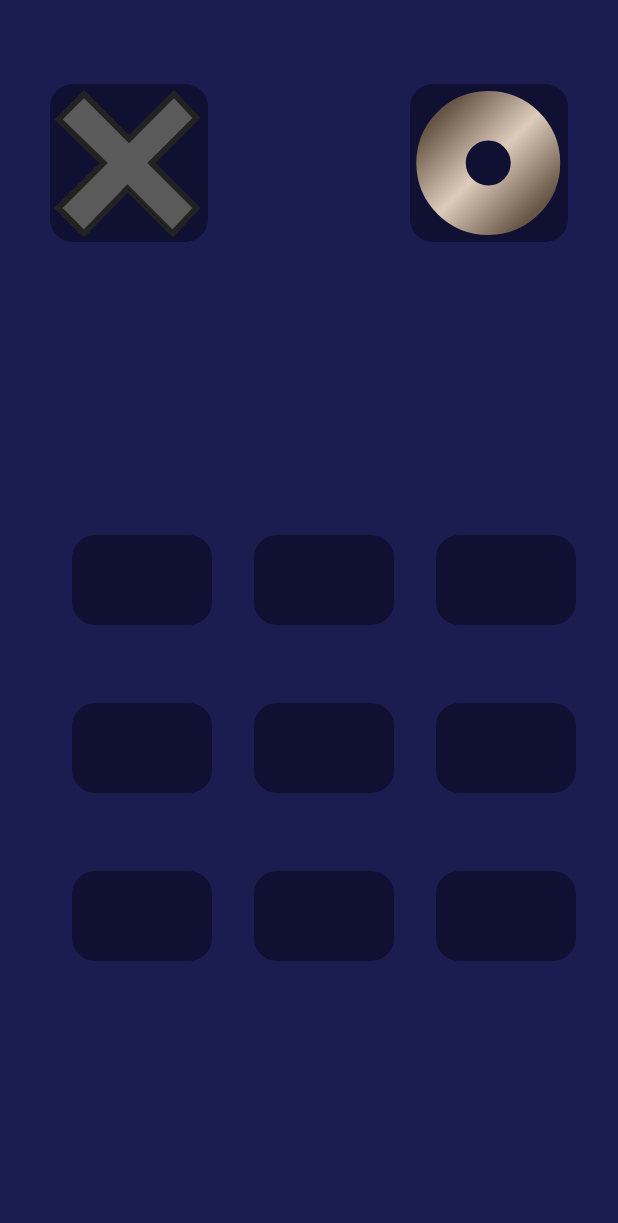
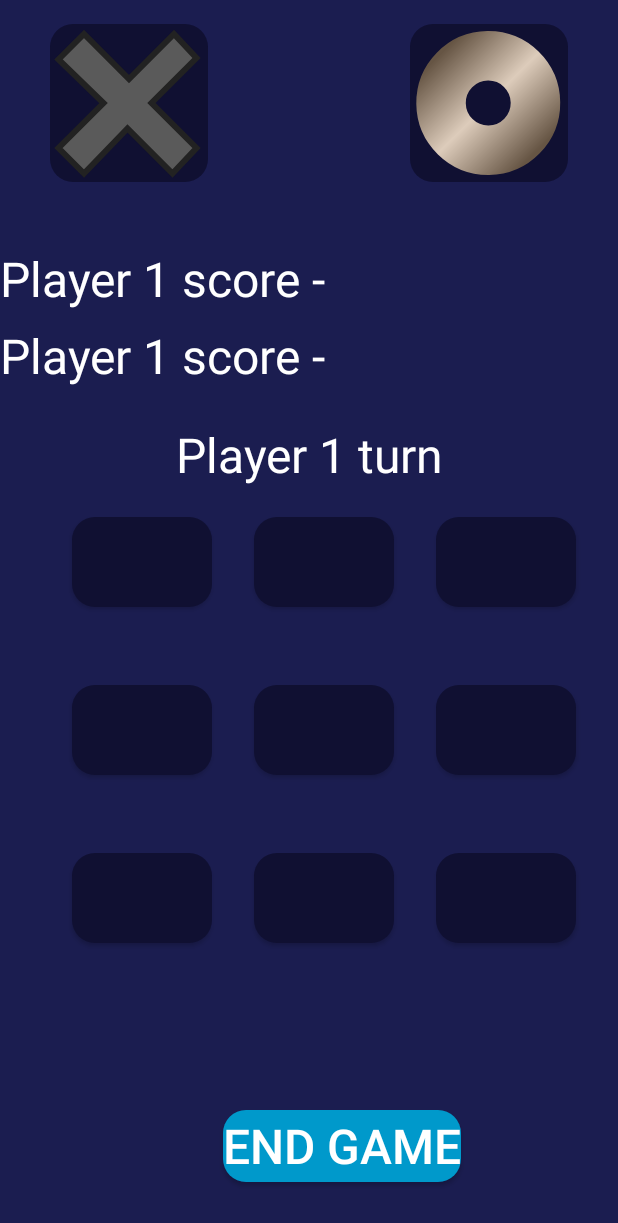
Before and after one commit to KolyaOrdoyan/Android_Homework, an Android app: the TicTacToy screen opened directly, with no data from a screen before it, on a phone screen of 412 x 824 dp. Shown: the top 1223 px of the screen. Run offline under Robolectric (Android 15) with nearby library versions, the phone set to English and light mode, and no system bars.

Commit message:
allProjects has been added Tic Tac Toy

```diff
--- a/All_Android_Projects/app/src/main/java/com/example/all_android_projects/MainActivity.kt
+++ b/All_Android_Projects/app/src/main/java/com/example/all_android_projects/MainActivity.kt
@@ -5,8 +5,7 @@ import androidx.appcompat.app.AppCompatActivity
 import android.os.Bundle
 import androidx.appcompat.widget.AppCompatButton
 import com.example.all_android_projects.calculator.CalculatorActivity
-import com.example.all_android_projects.tictactoy.TicTacToyRegisterPage
-import kotlinx.android.synthetic.main.activity_main.*
+import com.example.all_android_projects.tictactoe.TicTacToyRegisterPage
 
 class MainActivity : AppCompatActivity() {
 
--- /dev/null
+++ b/All_Android_Projects/app/src/main/java/com/example/all_android_projects/tictactoe/TicTacToy.kt
@@ -0,0 +1,168 @@
+package com.example.all_android_projects.tictactoe
+
+import android.content.Intent
+import android.graphics.Color
+import androidx.appcompat.app.AppCompatActivity
+import android.os.Bundle
+import android.view.View
+import android.widget.Button
+import android.widget.TextView
+import androidx.appcompat.app.AlertDialog
+import com.example.all_android_projects.R
+import kotlinx.android.synthetic.main.activity_tic_tac_toy.*
+import kotlinx.android.synthetic.main.activity_tic_tac_toy_register_page.*
+
+class TicTacToy : AppCompatActivity(), View.OnClickListener {
+    lateinit var b0: Button
+    lateinit var b1: Button
+    lateinit var b2: Button
+    lateinit var b3: Button
+    lateinit var b4: Button
+    lateinit var b5: Button
+    lateinit var b6: Button
+    lateinit var b7: Button
+    lateinit var b8: Button
+    lateinit var b9: Button
+    lateinit var tv: TextView
+
+    lateinit var textView1: TextView
+    lateinit var textView3: TextView
+
+
+    var player1 = 0
+    var player2 = 1
+    var activePlayer = player1
+    lateinit var filledPos: IntArray
+
+    var scorePlayer1 = 0
+    var scorePlayer2 = 0
+
+    var gameActive = true
+
+    override fun onCreate(savedInstanceState: Bundle?) {
+        super.onCreate(savedInstanceState)
+        setContentView(R.layout.activity_tic_tac_toy)
+
+        filledPos = intArrayOf(-1, -1, -1, -1, -1, -1, -1, -1, -1)
+
+        tv = findViewById(R.id.scorePanelPlayer2)
+        b0 = findViewById(R.id.appCompatButton1)
+        b1 = findViewById(R.id.appCompatButton2)
+        b2 = findViewById(R.id.appCompatButton3)
+        b3 = findViewById(R.id.appCompatButton4)
+        b4 = findViewById(R.id.appCompatButton5)
+        b5 = findViewById(R.id.appCompatButton6)
+        b6 = findViewById(R.id.appCompatButton7)
+        b7 = findViewById(R.id.appCompatButton8)
+        b8 = findViewById(R.id.appCompatButton9)
+        b9 = findViewById(R.id.appCompatButton10)
+
+        textView1 = findViewById(R.id.ScorePlayer1)
+        textView3 = findViewById(R.id.ScorePlayer2)
+
+        b0.setOnClickListener(this)
+        b1.setOnClickListener(this)
+        b2.setOnClickListener(this)
+        b3.setOnClickListener(this)
+        b4.setOnClickListener(this)
+        b5.setOnClickListener(this)
+        b6.setOnClickListener(this)
+        b7.setOnClickListener(this)
+        b8.setOnClickListener(this)
+
+        clickEndButton()
+    }
+
+    override fun onClick(p0: View?) {
+
+        if (!gameActive)
+            return
+
+        var buttonClicked = findViewById<Button>(p0!!.id)
+        var clickedTag = Integer.parseInt(buttonClicked.tag.toString())
+
+        if (filledPos[clickedTag] != -1)
+            return
+
+        filledPos[clickedTag] = activePlayer
+
+        if (activePlayer == player1) {
+            buttonClicked.text = "X"
+            activePlayer = player2
+            tv.text = "Player 2 turn"
+            buttonClicked.setTextColor(Color.RED)
+        } else {
+            buttonClicked.text = "O"
+            activePlayer = player1
+            tv.text = "Player 1 turn"
+            buttonClicked.setTextColor(Color.YELLOW)
+
+        }
+        checkForWin()
+    }
+
+    private fun checkForWin() {
+        var winPos = arrayOf(
+            intArrayOf(0, 1, 2), intArrayOf(3, 4, 5), intArrayOf(6, 7, 8),
+            intArrayOf(0, 3, 6), intArrayOf(1, 4, 7), intArrayOf(2, 5, 8),
+            intArrayOf(0, 4, 8), intArrayOf(2, 4, 6)
+        )
+
+        for (i in winPos.indices) {
+            var val0 = winPos[i][0]
+            var val1 = winPos[i][1]
+            var val2 = winPos[i][2]
+
+
+            if (filledPos[val0] == filledPos[val1] && filledPos[val1] == filledPos[val2]) {
+
+                if (filledPos[val0] != -1) {
+                    gameActive = false
+
+                    if (filledPos[val0] == player1) {
+                        scorePlayer1 += 1
+                        showMessage("Player 1 win")
+                    } else {
+                        scorePlayer2 += 1
+
+                        showMessage("Player 2 win")
+                    }
+                }
+            }
+        }
+    }
+
+    private fun showMessage(s: String) {
+        AlertDialog.Builder(this)
+            .setMessage(s)
+            .setTitle("Tic Tac Toe")
+            .setPositiveButton("Restart game") { _, _ -> restartGame() }.show()
+    }
+
+    private fun clickEndButton() {
+        appCompatButton10.setOnClickListener {
+            val intent = Intent(this, TicTacToeEndPage::class.java)
+            startActivity(intent)
+
+        }
+    }
+
+    private fun restartGame() {
+        filledPos = intArrayOf(-1, -1, -1, -1, -1, -1, -1, -1, -1)
+        activePlayer = player1
+        textView1.text = scorePlayer1.toString()
+        textView3.text = scorePlayer2.toString()
+        gameActive = true
+        tv.text = "Player 1 turn"
+        b0.text = ""
+        b1.text = ""
+        b2.text = ""
+        b3.text = ""
+        b4.text = ""
+        b5.text = ""
+        b6.text = ""
+        b7.text = ""
+        b8.text = ""
+    }
+
+}
--- a/All_Android_Projects/app/src/main/java/com/example/all_android_projects/tictactoy/TicTacToy.kt
+++ /dev/null
@@ -1,12 +0,0 @@
-package com.example.all_android_projects.tictactoy
-
-import androidx.appcompat.app.AppCompatActivity
-import android.os.Bundle
-import com.example.all_android_projects.R
-
-class TicTacToy : AppCompatActivity() {
-    override fun onCreate(savedInstanceState: Bundle?) {
-        super.onCreate(savedInstanceState)
-        setContentView(R.layout.activity_tic_tac_toy)
-    }
-}
--- a/All_Android_Projects/app/src/main/res/layout/activity_tic_tac_toy.xml
+++ b/All_Android_Projects/app/src/main/res/layout/activity_tic_tac_toy.xml
@@ -5,7 +5,7 @@
     android:layout_width="match_parent"
     android:background="#1b1d50"
     android:layout_height="match_parent"
-    tools:context=".tictactoy.TicTacToy">
+    tools:context=".tictactoe.TicTacToy">
 
 
     <ImageButton
@@ -24,7 +24,7 @@
         android:id="@+id/buttonX"
         android:layout_width="105dp"
         android:layout_height="105dp"
-        android:layout_marginTop="56dp"
+        android:layout_marginTop="16dp"
         android:layout_marginEnd="101dp"
         android:background="@drawable/tictactoy_buttons"
         android:src="@drawable/tictactoe_x"
@@ -32,106 +32,190 @@
         app:layout_constraintStart_toStartOf="parent"
         app:layout_constraintTop_toTopOf="parent" />
 
+    <TextView
+        android:id="@+id/player1Name"
+        android:layout_width="wrap_content"
+        android:layout_height="wrap_content"
+        android:layout_marginTop="164dp"
+        android:gravity="center"
+        android:text="Player 1 score - "
+        android:textColor="@color/white"
+        android:textSize="32sp"
+        app:layout_constraintStart_toStartOf="parent"
+        app:layout_constraintTop_toTopOf="parent" />
+
+    <TextView
+        android:id="@+id/ScorePlayer1"
+        android:layout_width="wrap_content"
+        android:layout_height="wrap_content"
+        android:text=""
+        android:textColor="@color/white"
+        android:textSize="32sp"
+        app:layout_constraintEnd_toEndOf="parent"
+        app:layout_constraintStart_toEndOf="@+id/player1Name"
+        app:layout_constraintTop_toTopOf="@+id/player1Name" />
+
+
+    <TextView
+        android:id="@+id/player2Name"
+        android:layout_width="wrap_content"
+        android:layout_height="wrap_content"
+        android:layout_marginTop="8dp"
+        android:gravity="center"
+        android:text="Player 1 score - "
+        android:textColor="@color/white"
+        android:textSize="32sp"
+        app:layout_constraintStart_toStartOf="parent"
+        app:layout_constraintTop_toBottomOf="@+id/player1Name" />
+
+    <TextView
+        android:id="@+id/ScorePlayer2"
+        android:layout_width="wrap_content"
+        android:layout_height="wrap_content"
+        android:text=""
+        android:textColor="@color/white"
+        android:textSize="32sp"
+        app:layout_constraintEnd_toEndOf="parent"
+        app:layout_constraintStart_toEndOf="@+id/player2Name"
+        app:layout_constraintTop_toTopOf="@+id/player2Name" />
+
 
     <TextView
         android:id="@+id/scorePanelPlayer2"
         android:layout_width="match_parent"
         android:layout_height="wrap_content"
-        android:layout_marginTop="112dp"
+        android:layout_marginTop="160dp"
+        android:gravity="center"
+        android:text="Player 1 turn"
+        android:textColor="@color/white"
+        android:textSize="32sp"
         app:layout_constraintEnd_toEndOf="parent"
         app:layout_constraintHorizontal_bias="0.0"
         app:layout_constraintStart_toStartOf="parent"
         app:layout_constraintTop_toBottomOf="@+id/buttonO" />
 
-    <ImageView
+    <androidx.appcompat.widget.AppCompatButton
         android:id="@+id/appCompatButton1"
         android:layout_width="93dp"
         android:layout_height="60dp"
         android:layout_marginStart="20dp"
-        android:layout_marginTop="64dp"
+        android:layout_marginTop="20dp"
+        android:background="@drawable/tictactoy_buttons"
+        android:tag="0"
         android:textSize="32sp"
-        android:background="@drawable/tictactoy_buttons"
         app:layout_constraintEnd_toStartOf="@+id/appCompatButton2"
         app:layout_constraintStart_toStartOf="parent"
         app:layout_constraintTop_toBottomOf="@+id/scorePanelPlayer2" />
 
-    <ImageView
+    <androidx.appcompat.widget.AppCompatButton
         android:id="@+id/appCompatButton2"
         android:layout_width="93dp"
         android:layout_height="60dp"
+        android:textSize="32sp"
+        android:tag="1"
         android:background="@drawable/tictactoy_buttons"
         app:layout_constraintEnd_toStartOf="@+id/appCompatButton3"
         app:layout_constraintHorizontal_bias="0.625"
         app:layout_constraintStart_toEndOf="@+id/appCompatButton1"
         app:layout_constraintTop_toTopOf="@+id/appCompatButton1" />
 
-    <ImageView
+    <androidx.appcompat.widget.AppCompatButton
         android:id="@+id/appCompatButton3"
         android:layout_width="93dp"
         android:layout_height="60dp"
         android:background="@drawable/tictactoy_buttons"
         app:layout_constraintEnd_toEndOf="parent"
+        android:textSize="32sp"
+        android:tag="2"
         app:layout_constraintStart_toEndOf="@+id/appCompatButton2"
         app:layout_constraintTop_toTopOf="@+id/appCompatButton1" />
 
 
-    <ImageView
+    <androidx.appcompat.widget.AppCompatButton
         android:id="@+id/appCompatButton4"
         android:layout_width="93dp"
         android:layout_height="60dp"
         android:layout_marginStart="20dp"
         android:layout_marginTop="52dp"
+        android:textSize="32sp"
+        android:tag="3"
         android:background="@drawable/tictactoy_buttons"
         app:layout_constraintEnd_toStartOf="@+id/appCompatButton5"
         app:layout_constraintStart_toStartOf="parent"
         app:layout_constraintTop_toBottomOf="@+id/appCompatButton1" />
 
-    <ImageView
+    <androidx.appcompat.widget.AppCompatButton
         android:id="@+id/appCompatButton5"
         android:layout_width="93dp"
         android:layout_height="60dp"
+        android:textSize="32sp"
+        android:tag="4"
         android:background="@drawable/tictactoy_buttons"
         app:layout_constraintStart_toEndOf="@id/appCompatButton4"
         app:layout_constraintEnd_toStartOf="@+id/appCompatButton6"
         app:layout_constraintTop_toTopOf="@+id/appCompatButton4" />
 
-    <ImageView
+    <androidx.appcompat.widget.AppCompatButton
         android:id="@+id/appCompatButton6"
         android:layout_width="93dp"
         android:layout_height="60dp"
+        android:textSize="32sp"
+        android:tag="5"
         android:background="@drawable/tictactoy_buttons"
         app:layout_constraintStart_toEndOf="@id/appCompatButton5"
         app:layout_constraintEnd_toEndOf="parent"
         app:layout_constraintTop_toTopOf="@+id/appCompatButton5" />
 
 
-    <ImageView
+    <androidx.appcompat.widget.AppCompatButton
         android:id="@+id/appCompatButton7"
         android:layout_width="93dp"
         android:layout_height="60dp"
         android:layout_marginStart="20dp"
         android:layout_marginTop="52dp"
+        android:textSize="32sp"
+        android:tag="6"
         android:background="@drawable/tictactoy_buttons"
         app:layout_constraintEnd_toStartOf="@+id/appCompatButton8"
         app:layout_constraintStart_toStartOf="parent"
         app:layout_constraintTop_toBottomOf="@+id/appCompatButton4" />
 
-    <ImageView
+    <androidx.appcompat.widget.AppCompatButton
         android:id="@+id/appCompatButton8"
         android:layout_width="93dp"
         android:layout_height="60dp"
         android:background="@drawable/tictactoy_buttons"
+        android:tag="7"
+        android:textSize="32sp"
+        app:layout_constraintBottom_toTopOf="@+id/appCompatButton10"
         app:layout_constraintEnd_toStartOf="@+id/appCompatButton9"
+        app:layout_constraintStart_toEndOf="@id/appCompatButton7"
         app:layout_constraintTop_toTopOf="@+id/appCompatButton7"
-        app:layout_constraintStart_toEndOf="@id/appCompatButton7"/>
+        app:layout_constraintVertical_bias="0.0" />
 
-    <ImageView
+    <androidx.appcompat.widget.AppCompatButton
         android:id="@+id/appCompatButton9"
         android:layout_width="93dp"
         android:layout_height="60dp"
+        android:textSize="32sp"
+        android:tag="8"
         android:background="@drawable/tictactoy_buttons"
         app:layout_constraintEnd_toEndOf="parent"
         app:layout_constraintStart_toEndOf="@+id/appCompatButton8"
         app:layout_constraintTop_toTopOf="@+id/appCompatButton8" />
 
+    <androidx.appcompat.widget.AppCompatButton
+        android:id="@+id/appCompatButton10"
+        android:layout_width="wrap_content"
+        android:layout_height="wrap_content"
+        android:layout_marginBottom="36dp"
+        android:background="@drawable/tictactoy_startbutton"
+        android:text="End Game"
+        android:textColor="@color/white"
+        android:textSize="32sp"
+        app:layout_constraintBottom_toBottomOf="parent"
+        app:layout_constraintEnd_toEndOf="parent"
+        app:layout_constraintHorizontal_bias="0.588"
+        app:layout_constraintStart_toStartOf="parent" />
+
 </androidx.constraintlayout.widget.ConstraintLayout>
--- a/All_Android_Projects/app/src/main/res/layout/activity_tic_tac_toy_register_page.xml
+++ b/All_Android_Projects/app/src/main/res/layout/activity_tic_tac_toy_register_page.xml
@@ -5,7 +5,7 @@
     android:layout_width="match_parent"
     android:layout_height="match_parent"
     android:background="#1b1d50"
-    tools:context=".tictactoy.TicTacToyRegisterPage">
+    tools:context=".tictactoe.TicTacToyRegisterPage">
 
 
     <TextView
@@ -37,7 +37,7 @@
         android:layout_height="49dp"
         android:layout_marginTop="8dp"
         android:gravity="start"
-        android:text="player one "
+        android:text=""
         android:textColor="@color/white"
         android:textSize="16sp"
         app:layout_constraintEnd_toEndOf="parent"
@@ -61,7 +61,7 @@
         android:layout_height="49dp"
         android:layout_marginTop="8dp"
         android:gravity="start"
-        android:text="player two"
+        android:text=""
         android:textColor="@color/white"
         android:textSize="16sp"
         app:layout_constraintStart_toEndOf="@+id/imageView1"
```
Also changed, not shown: All_Android_Projects/app/src/main/AndroidManifest.xml (+13 -4 lines), All_Android_Projects/app/src/main/java/com/example/all_android_projects/tictactoe/TicTacToeEndPage.kt (renamed from All_Android_Projects/app/src/main/java/com/example/all_android_projects/tictactoy/TicTacToeEndPage.kt, +4 -25 lines), All_Android_Projects/app/src/main/java/com/example/all_android_projects/tictactoe/TicTacToyRegisterPage.kt (renamed from All_Android_Projects/app/src/main/java/com/example/all_android_projects/tictactoy/TicTacToyRegisterPage.kt, +6 -4 lines), All_Android_Projects/app/src/main/res/layout/activity_tic_tac_toe_end_page.xml (+4 -31 lines).
